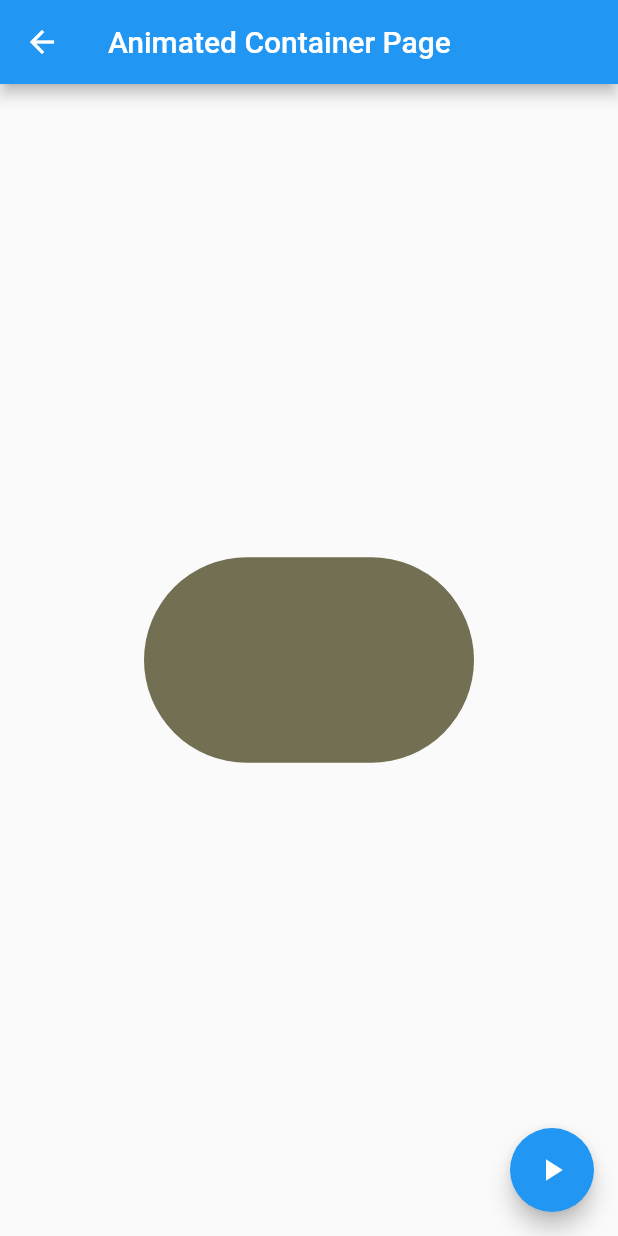
After one commit to angelcruzalv/componentes_proyect, a Flutter app: the AnimatedContainerPage screen opened by its route, after a tap on the "play arrow" icon, on a phone screen of 412 x 824 dp. The commit adds this screen. Run offline on Flutter 3.47's test engine with Material 2 defaults, Android fonts, the phone set to English and light mode, and no system bars.

Commit message:
Animated Container
Se creó la nueva PAGE ANIMATEDCONTAINER, con las respectivas modificaciones que esta representa en el código general de la App.

```diff
--- a/componentes/data/menu_opts.json
+++ b/componentes/data/menu_opts.json
@@ -15,6 +15,11 @@
             "ruta" : "card",
             "icon" : "folder_open",
             "texto": "Cards - Tarjetas"
+        },
+        {
+            "ruta" : "animatedContainer",
+            "icon" : "donut_large",
+            "texto": "Animated Container"
         }
     ]
 }
--- /dev/null
+++ b/componentes/lib/src/pages/animated_container.dart
@@ -0,0 +1,58 @@
+import 'package:flutter/material.dart';
+import 'dart:math';
+
+class AnimatedContainerPage extends StatefulWidget {
+  AnimatedContainerPage({Key key}) : super(key: key);
+
+  @override
+  _AnimatedContainerPageState createState() => _AnimatedContainerPageState();
+}
+
+class _AnimatedContainerPageState extends State<AnimatedContainerPage> {
+  double _width = 100.0;
+  double _height = 100.0;
+  Color _color = Colors.pink;
+
+  BorderRadiusGeometry _borderRadius = BorderRadius.circular(8.0);
+
+  @override
+  Widget build(BuildContext context) {
+    return Scaffold(
+      appBar: AppBar(
+        title: Text('Animated Container Page'),
+      ),
+      body: Center(
+
+          child: AnimatedContainer(
+            duration: Duration(milliseconds: 800),
+            curve: Curves.ease,
+            width: _width,
+            height: _height,
+            decoration:
+                BoxDecoration(borderRadius: _borderRadius, color: _color),
+          ),
+      ),
+      floatingActionButton: FloatingActionButton(
+        child: Icon(Icons.play_arrow),
+        onPressed: _cambiarForma,
+      ),
+    );
+  }
+
+  void _cambiarForma() {
+    final random = Random();
+
+
+    setState(() {
+     _width = random.nextInt(300).toDouble();
+    _height = random.nextInt(300).toDouble();
+    _borderRadius = BorderRadius.circular(random.nextInt(100).toDouble());
+    _color = Color.fromRGBO(
+      random.nextInt(255),
+      random.nextInt(255),
+      random.nextInt(255),
+      1
+    );
+    });
+  }
+}
--- a/componentes/lib/src/routes/routes.dart
+++ b/componentes/lib/src/routes/routes.dart
@@ -1,4 +1,5 @@
 import 'package:componentes/src/pages/alert_page.dart';
+import 'package:componentes/src/pages/animated_container.dart';
 import 'package:componentes/src/pages/avatar_page.dart';
 import 'package:componentes/src/pages/card_page.dart';
 import 'package:componentes/src/pages/home_page.dart';
@@ -11,5 +12,7 @@ Map<String, WidgetBuilder> getApplicationRoutes (){
         'alert'  : (BuildContext context) => AlertPage(),
         'avatar' : (BuildContext context) => AvatarPage(),
         'card'   : (BuildContext context) => CardPage(),
+        'animatedContainer' : (BuildContext context) => AnimatedContainerPage(),
+
   };
 }
```
Also changed, not shown: componentes/lib/src/pages/avatar_page.dart (+23 -0 lines).
